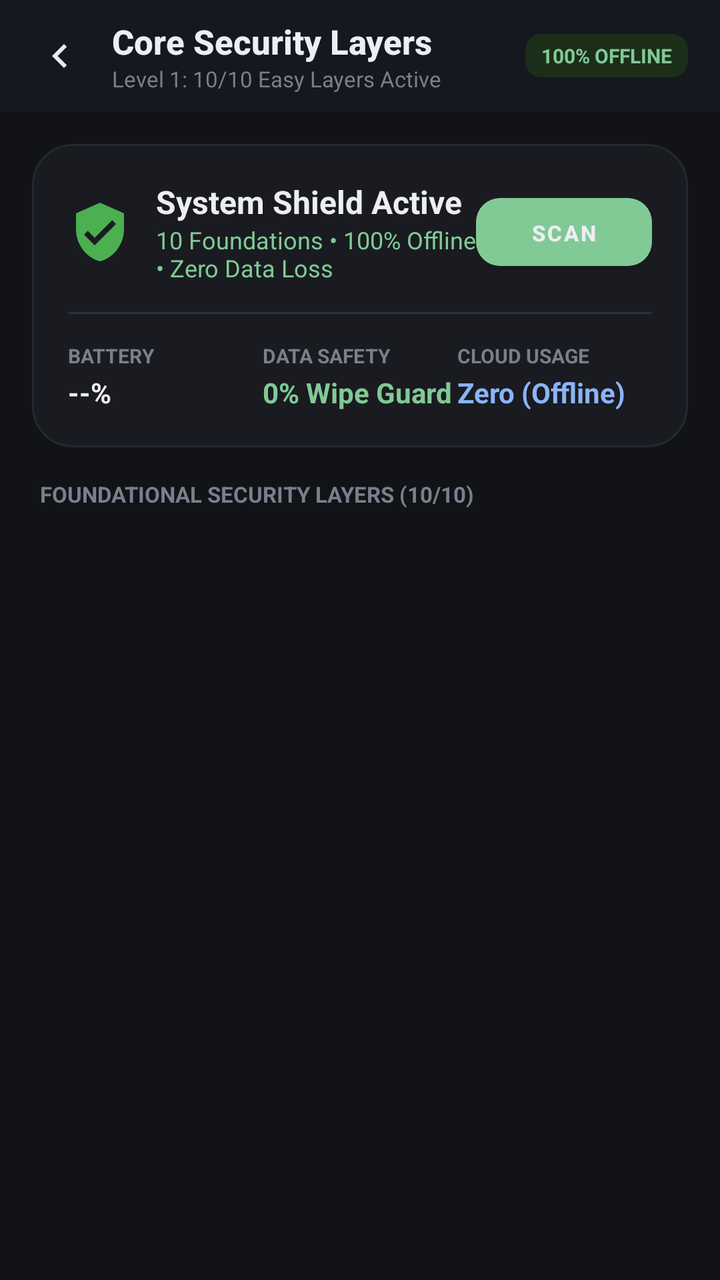
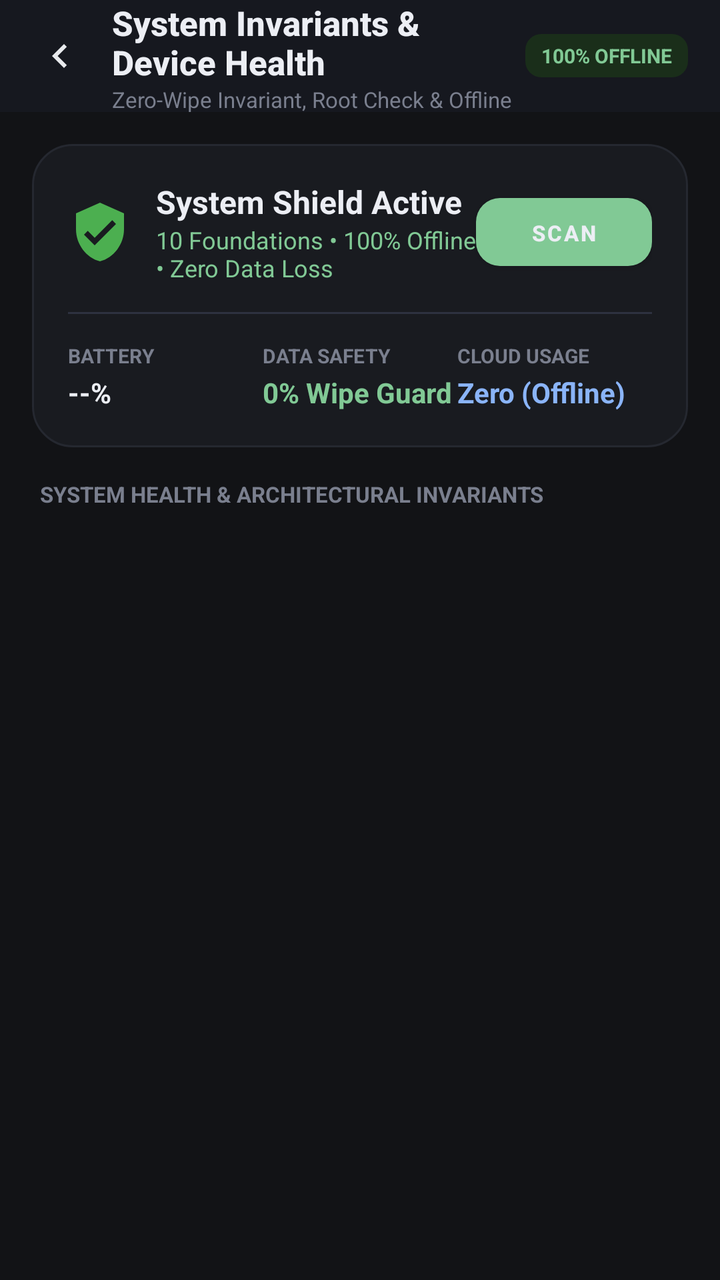

Two renders of the same Android screen: before a commit and after it. Below are the layout's source before the change and the commit's diff.
<!-- AndroidManifest.xml: application theme Theme.MobCare -->
<!-- res/layout/activity_core_security.xml -->
<?xml version="1.0" encoding="utf-8"?>
<LinearLayout xmlns:android="http://schemas.android.com/apk/res/android"
    xmlns:tools="http://schemas.android.com/tools"
    android:layout_width="match_parent"
    android:layout_height="match_parent"
    android:orientation="vertical"
    android:background="#121316">

    
    <LinearLayout
        android:layout_width="match_parent"
        android:layout_height="56dp"
        android:orientation="horizontal"
        android:gravity="center_vertical"
        android:paddingStart="12dp"
        android:paddingEnd="16dp"
        android:background="#16181F">

        <ImageView
            android:id="@+id/btnBack"
            android:layout_width="36dp"
            android:layout_height="36dp"
            android:src="@drawable/ic_chevron_left"
            android:padding="6dp"
            android:background="?android:attr/selectableItemBackgroundBorderless"
            android:contentDescription="Back" />

        <LinearLayout
            android:layout_width="0dp"
            android:layout_height="wrap_content"
            android:layout_weight="1"
            android:orientation="vertical"
            android:layout_marginStart="8dp">

            <TextView
                android:layout_width="wrap_content"
                android:layout_height="wrap_content"
                android:text="Core Security Layers"
                android:textColor="#ECEEF4"
                android:textSize="17sp"
                android:textStyle="bold"
                android:fontFamily="sans-serif-medium" />

            <TextView
                android:layout_width="wrap_content"
                android:layout_height="wrap_content"
                android:text="Level 1: 10/10 Easy Layers Active"
                android:textColor="#7A7F8E"
                android:textSize="11sp" />
        </LinearLayout>

        <TextView
            android:layout_width="wrap_content"
            android:layout_height="wrap_content"
            android:text="100% OFFLINE"
            android:textColor="#81C995"
            android:textSize="10sp"
            android:textStyle="bold"
            android:background="@drawable/bg_badge_green"
            android:paddingStart="8dp"
            android:paddingEnd="8dp"
            android:paddingTop="4dp"
            android:paddingBottom="4dp" />

    </LinearLayout>

    <ScrollView
        android:layout_width="match_parent"
        android:layout_height="match_parent"
        android:fillViewport="true">

        <LinearLayout
            android:layout_width="match_parent"
            android:layout_height="wrap_content"
            android:orientation="vertical"
            android:padding="16dp">

            
            <LinearLayout
                android:layout_width="match_parent"
                android:layout_height="wrap_content"
                android:orientation="vertical"
                android:background="@drawable/bg_device_status_card"
                android:padding="18dp"
                android:layout_marginBottom="16dp">

                <LinearLayout
                    android:layout_width="match_parent"
                    android:layout_height="wrap_content"
                    android:orientation="horizontal"
                    android:gravity="center_vertical">

                    <ImageView
                        android:layout_width="32dp"
                        android:layout_height="32dp"
                        android:src="@drawable/ic_shield_check"
                        android:layout_marginEnd="12dp" />

                    <LinearLayout
                        android:layout_width="0dp"
                        android:layout_height="wrap_content"
                        android:layout_weight="1"
                        android:orientation="vertical">

                        <TextView
                            android:id="@+id/tvHeroTitle"
                            android:layout_width="wrap_content"
                            android:layout_height="wrap_content"
                            android:text="System Shield Active"
                            android:textColor="#ECEEF4"
                            android:textSize="16sp"
                            android:textStyle="bold" />

                        <TextView
                            android:id="@+id/tvHeroSub"
                            android:layout_width="wrap_content"
                            android:layout_height="wrap_content"
                            android:text="10 Foundations • 100% Offline • Zero Data Loss"
                            android:textColor="#81C995"
                            android:textSize="12sp" />
                    </LinearLayout>

                    <Button
                        android:id="@+id/btnQuickScan"
                        android:layout_width="wrap_content"
                        android:layout_height="34dp"
                        android:text="SCAN"
                        android:textColor="#ECEEF4"
                        android:textSize="11sp"
                        android:textStyle="bold"
                        android:background="@drawable/bg_button_tonal"
                        android:paddingStart="12dp"
                        android:paddingEnd="12dp" />
                </LinearLayout>

                <View
                    android:layout_width="match_parent"
                    android:layout_height="1dp"
                    android:background="#2E3240"
                    android:layout_marginTop="14dp"
                    android:layout_marginBottom="14dp" />

                
                <LinearLayout
                    android:layout_width="match_parent"
                    android:layout_height="wrap_content"
                    android:orientation="horizontal">

                    
                    <LinearLayout
                        android:layout_width="0dp"
                        android:layout_height="wrap_content"
                        android:layout_weight="1"
                        android:orientation="vertical">

                        <TextView
                            android:layout_width="wrap_content"
                            android:layout_height="wrap_content"
                            android:text="BATTERY"
                            android:textColor="#7A7F8E"
                            android:textSize="10sp"
                            android:textStyle="bold" />

                        <TextView
                            android:id="@+id/tvHeroBattery"
                            android:layout_width="wrap_content"
                            android:layout_height="wrap_content"
                            android:text="--%"
                            android:textColor="#ECEEF4"
                            android:textSize="14sp"
                            android:textStyle="bold"
                            android:layout_marginTop="2dp" />
                    </LinearLayout>

                    
                    <LinearLayout
                        android:layout_width="0dp"
                        android:layout_height="wrap_content"
                        android:layout_weight="1"
                        android:orientation="vertical">

                        <TextView
                            android:layout_width="wrap_content"
                            android:layout_height="wrap_content"
                            android:text="DATA SAFETY"
                            android:textColor="#7A7F8E"
                            android:textSize="10sp"
                            android:textStyle="bold" />

                        <TextView
                            android:layout_width="wrap_content"
                            android:layout_height="wrap_content"
                            android:text="0% Wipe Guard"
                            android:textColor="#81C995"
                            android:textSize="14sp"
                            android:textStyle="bold"
                            android:layout_marginTop="2dp" />
                    </LinearLayout>

                    
                    <LinearLayout
                        android:layout_width="0dp"
                        android:layout_height="wrap_content"
                        android:layout_weight="1"
                        android:orientation="vertical">

                        <TextView
                            android:layout_width="wrap_content"
                            android:layout_height="wrap_content"
                            android:text="CLOUD USAGE"
                            android:textColor="#7A7F8E"
                            android:textSize="10sp"
                            android:textStyle="bold" />

                        <TextView
                            android:layout_width="wrap_content"
                            android:layout_height="wrap_content"
                            android:text="Zero (Offline)"
                            android:textColor="#8AB4F8"
                            android:textSize="14sp"
                            android:textStyle="bold"
                            android:layout_marginTop="2dp" />
                    </LinearLayout>
                </LinearLayout>
            </LinearLayout>

            <TextView
                android:layout_width="wrap_content"
                android:layout_height="wrap_content"
                android:text="FOUNDATIONAL SECURITY LAYERS (10/10)"
                android:textColor="#7A7F8E"
                android:textSize="11sp"
                android:textStyle="bold"
                android:layout_marginBottom="12dp"
                android:paddingStart="4dp" />

            
            <LinearLayout
                android:id="@+id/llLayersContainer"
                android:layout_width="match_parent"
                android:layout_height="wrap_content"
                android:orientation="vertical" />

        </LinearLayout>
    </ScrollView>

</LinearLayout>
<!-- resources referenced by this layout -->
<resources>
  <!-- drawable bg_badge_green (drawable) -->
  <?xml version="1.0" encoding="utf-8"?>
  <shape xmlns:android="http://schemas.android.com/apk/res/android"
      android:shape="rectangle">
      <corners android:radius="8dp" />
      <solid android:color="#1A2E1A" />
  </shape>
  <!-- drawable bg_button_tonal (drawable) -->
  <?xml version="1.0" encoding="utf-8"?>
  <shape xmlns:android="http://schemas.android.com/apk/res/android"
      android:shape="rectangle">
      <corners android:radius="12dp" />
      <solid android:color="#163A34" />
  </shape>
  <!-- drawable bg_device_status_card (drawable) -->
  <?xml version="1.0" encoding="utf-8"?>
  <shape xmlns:android="http://schemas.android.com/apk/res/android"
      android:shape="rectangle">
      <corners android:radius="20dp" />
      <solid android:color="#191B20" />
      <stroke android:width="1dp" android:color="#252830" />
  </shape>
  <!-- drawable ic_chevron_left (drawable) -->
  <vector xmlns:android="http://schemas.android.com/apk/res/android"
      android:width="24dp"
      android:height="24dp"
      android:viewportWidth="24"
      android:viewportHeight="24">
      <path
          android:fillColor="#E8EAED"
          android:pathData="M15.41,7.41L14,6l-6,6 6,6 1.41,-1.41L10.83,12z"/>
  </vector>
  <!-- drawable ic_shield_check (drawable) -->
  <?xml version="1.0" encoding="utf-8"?>
  <vector xmlns:android="http://schemas.android.com/apk/res/android"
      android:width="20dp"
      android:height="20dp"
      android:viewportWidth="24"
      android:viewportHeight="24">
      <path
          android:fillColor="#4CAF50"
          android:pathData="M12,1L3,5V11C3,16.55 6.84,21.74 12,23C17.16,21.74 21,16.55 21,11V5L12,1ZM10,17L6,13L7.41,11.59L10,14.17L16.59,7.58L18,9L10,17Z" />
  </vector>
  <style name="Theme.MobCare" parent="Theme.MaterialComponents.DayNight.NoActionBar">
          <item name="colorPrimary">@color/btn_primary_bg</item>
          <item name="colorPrimaryVariant">@color/btn_primary_bg_pressed</item>
          <item name="colorOnPrimary">@color/btn_primary_text</item>
          <item name="colorSecondary">@color/btn_primary_bg</item>
          <item name="colorAccent">@color/btn_primary_bg</item>
          <item name="colorButtonNormal">@color/btn_secondary_bg</item>
          <item name="android:statusBarColor">#121316</item>
          <item name="android:navigationBarColor">#121316</item>
          <item name="android:windowBackground">#121316</item>
      </style>
  <color name="btn_primary_bg">#81C995</color>
  <color name="btn_primary_bg_pressed">#69AF7D</color>
  <color name="btn_primary_text">#121316</color>
  <color name="btn_secondary_bg">#26272E</color>
</resources>

<!-- the commit's change to res/layout/activity_core_security.xml (unified diff, before → after) -->
@@ -35,7 +35,7 @@
             <TextView
                 android:layout_width="wrap_content"
                 android:layout_height="wrap_content"
-                android:text="Core Security Layers"
+                android:text="System Invariants &amp; Device Health"
                 android:textColor="#ECEEF4"
                 android:textSize="17sp"
                 android:textStyle="bold"
@@ -44,7 +44,7 @@
             <TextView
                 android:layout_width="wrap_content"
                 android:layout_height="wrap_content"
-                android:text="Level 1: 10/10 Easy Layers Active"
+                android:text="Zero-Wipe Invariant, Root Check &amp; Offline Safety"
                 android:textColor="#7A7F8E"
                 android:textSize="11sp" />
         </LinearLayout>
@@ -227,7 +227,7 @@
             <TextView
                 android:layout_width="wrap_content"
                 android:layout_height="wrap_content"
-                android:text="FOUNDATIONAL SECURITY LAYERS (10/10)"
+                android:text="SYSTEM HEALTH &amp; ARCHITECTURAL INVARIANTS"
                 android:textColor="#7A7F8E"
                 android:textSize="11sp"
                 android:textStyle="bold"
